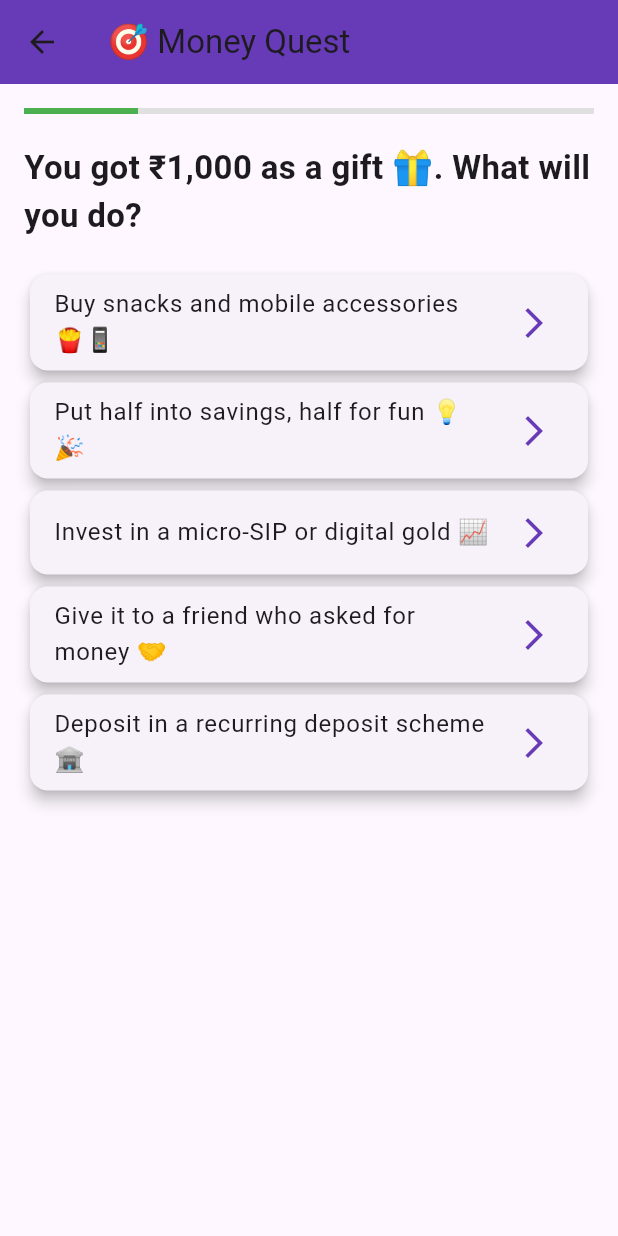
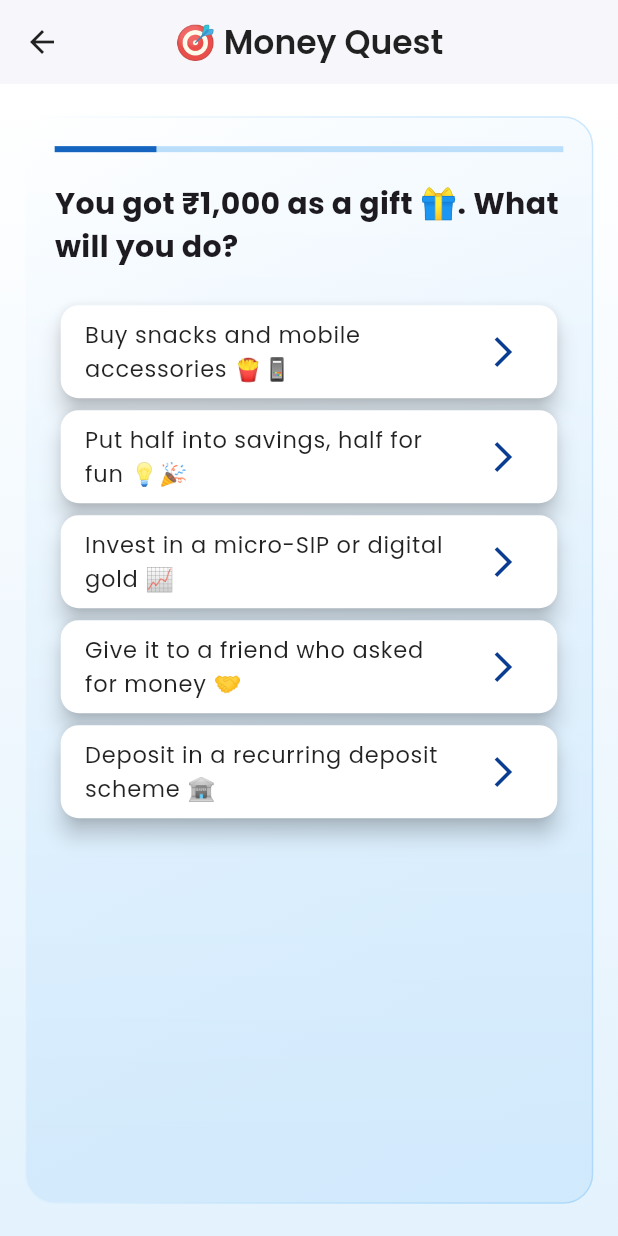
Before and after one commit to rakhi-1112/generic_voice_assistant, a Flutter app: the MoneyQuestGameScreen screen opened directly, on a phone screen of 412 x 824 dp. Run offline on Flutter 3.47's test engine with Material 3 defaults, Android fonts, the phone set to English and light mode, and no system bars; drawn by our look-alikes of glassmorphism; our stand-ins replace audioplayers, firebase_auth, firebase_core, fl_chart, flutter_animate, flutter_markdown and 5 more; missing offline and left inert: flutter_sound, record; accounts and stored records are empty.

Commit message:
css for game

```diff
--- a/frontend_flutter/lib/screens/gamification/money_quest_game_screen.dart
+++ b/frontend_flutter/lib/screens/gamification/money_quest_game_screen.dart
@@ -1,5 +1,7 @@
 import 'package:flutter/material.dart';
+import 'package:google_fonts/google_fonts.dart';
 import 'package:lottie/lottie.dart';
+import 'package:glassmorphism/glassmorphism.dart';
 
 class MoneyQuestGameScreen extends StatefulWidget {
   const MoneyQuestGameScreen({super.key});
@@ -104,30 +106,61 @@ class _MoneyQuestGameScreenState extends State<MoneyQuestGameScreen>
     }
 
     return Center(
+    child: Padding(
+      padding: const EdgeInsets.symmetric(horizontal: 16),
+      child: GlassmorphicContainer(
+        width: MediaQuery.of(context).size.width * 0.9,
+        height: 380,
+        borderRadius: 20,
+        blur: 15,
+        border: 1,
+        linearGradient: LinearGradient(
+          colors: [Colors.white.withOpacity(0.2), Colors.blue.withOpacity(0.1)],
+          begin: Alignment.topLeft,
+          end: Alignment.bottomRight,
+        ),
+        borderGradient: LinearGradient(
+          colors: [Colors.white.withOpacity(0.3), Colors.blue.withOpacity(0.2)],
+        ),
+        child: Center( // 👈 This centers the content vertically AND horizontally inside the container
+          child: Padding(
+            padding: const EdgeInsets.all(24),
             child: Column(
-        mainAxisAlignment: MainAxisAlignment.center,
+              mainAxisSize: MainAxisSize.min,
               children: [
-          Lottie.asset(animationAsset, width: 200, repeat: false),
-          const SizedBox(height: 20),
+                Lottie.asset(animationAsset, width: 160, repeat: false),
+                const SizedBox(height: 16),
                 Text(
                   message,
-            style: const TextStyle(fontSize: 24, fontWeight: FontWeight.bold),
+                  style: GoogleFonts.poppins(
+                    fontSize: 22,
+                    fontWeight: FontWeight.bold,
+                    color: Colors.black87,
+                  ),
                   textAlign: TextAlign.center,
                 ),
                 const SizedBox(height: 10),
-          Text("Your Financial IQ Score: $_score",
-              style: const TextStyle(fontSize: 18)),
+                Text(
+                  "Your Financial IQ Score: $_score",
+                  style: GoogleFonts.poppins(fontSize: 16, color: Colors.black87),
+                ),
                 const SizedBox(height: 20),
                 ElevatedButton.icon(
                   onPressed: _restartGame,
-            icon: const Icon(Icons.restart_alt, color: Colors.white),
+                  icon: const Icon(Icons.restart_alt),
                   label: const Text("Restart"),
                   style: ElevatedButton.styleFrom(
-              backgroundColor: Colors.deepPurple,
-              foregroundColor: Colors.white, // sets text and icon color
+                    backgroundColor: const Color(0xFF0A3D91),
+                    foregroundColor: Colors.white,
+                    padding: const EdgeInsets.symmetric(horizontal: 24, vertical: 12),
+                    shape: RoundedRectangleBorder(borderRadius: BorderRadius.circular(12)),
                   ),
                 ),
               ],
+            ),
+          ),
+        ),
+      ),
     ),
   );
   }
@@ -142,27 +175,27 @@ class _MoneyQuestGameScreenState extends State<MoneyQuestGameScreen>
         children: [
           LinearProgressIndicator(
             value: (_currentScenarioIndex + 1) / _scenarios.length,
-            color: Colors.green,
-            backgroundColor: Colors.grey[300],
+            color: Colors.blue.shade800,
+            backgroundColor: Colors.blue.shade100,
           ),
           const SizedBox(height: 20),
           Text(
             scenario['question'],
-            style: const TextStyle(fontSize: 22, fontWeight: FontWeight.bold),
+            style: GoogleFonts.poppins(fontSize: 20, fontWeight: FontWeight.bold),
           ),
           const SizedBox(height: 20),
           ...scenario['options'].map<Widget>((option) {
-            return AnimatedScale(
-              scale: 1.0,
-              duration: const Duration(milliseconds: 300),
-              child: Card(
-                elevation: 4,
-                shape: RoundedRectangleBorder(borderRadius: BorderRadius.circular(12)),
+            return Card(
+              elevation: 6,
+              color: Colors.white,
+              shape: RoundedRectangleBorder(
+                borderRadius: BorderRadius.circular(12),
+              ),
               child: ListTile(
-                  title: Text(option['text'], style: const TextStyle(fontSize: 16)),
+                title: Text(option['text'],
+                    style: GoogleFonts.poppins(fontSize: 15, color: Colors.black87)),
+                trailing: const Icon(Icons.arrow_forward_ios, color: Color(0xFF0A3D91)),
                 onTap: () => _selectOption(option['score']),
-                  trailing: const Icon(Icons.arrow_forward_ios, color: Colors.deepPurple),
-                ),
               ),
             );
           }).toList(),
@@ -179,22 +212,60 @@ class _MoneyQuestGameScreenState extends State<MoneyQuestGameScreen>
 
   @override
   Widget build(BuildContext context) {
-    bool gameFinished = _currentScenarioIndex >= _scenarios.length;
+    final bool gameFinished = _currentScenarioIndex >= _scenarios.length;
 
     return Scaffold(
+      backgroundColor: Colors.white,
       appBar: AppBar(
-        title: const Text("🎯 Money Quest"),
-        backgroundColor: Colors.deepPurple,
+        title: Text("🎯 Money Quest",
+            style: GoogleFonts.poppins(fontWeight: FontWeight.w600, color: Colors.black87)),
+        backgroundColor: Colors.white,
+        elevation: 1,
+        centerTitle: true,
+        foregroundColor: Colors.black87,
       ),
-      body: AnimatedSwitcher(
+      body: Stack(
+        children: [
+          Positioned.fill(
+            child: Container(
+              decoration: const BoxDecoration(
+                gradient: LinearGradient(
+                  colors: [Colors.white, Color(0xFFE3F2FD)],
+                  begin: Alignment.topCenter,
+                  end: Alignment.bottomCenter,
+                ),
+              ),
+            ),
+          ),
+          Center(
+            child: GlassmorphicContainer(
+              width: MediaQuery.of(context).size.width * 0.92,
+              height: MediaQuery.of(context).size.height * 0.88,
+              borderRadius: 20,
+              blur: 20,
+              border: 1,
+              linearGradient: LinearGradient(
+                colors: [Colors.white.withOpacity(0.2), Colors.blue.withOpacity(0.1)],
+                begin: Alignment.topLeft,
+                end: Alignment.bottomRight,
+              ),
+              borderGradient: LinearGradient(
+                colors: [Colors.white.withOpacity(0.3), Colors.blue.withOpacity(0.2)],
+              ),
+              child: Padding(
+                padding: const EdgeInsets.all(20),
+                child: AnimatedSwitcher(
                   duration: const Duration(milliseconds: 100),
                   transitionBuilder: (child, animation) =>
                       FadeTransition(opacity: animation, child: child),
-        child: Padding(
-          key: ValueKey(_currentScenarioIndex),
-          padding: const EdgeInsets.all(16.0),
-          child: gameFinished ? _buildResult() : _buildQuestion(),
+                  child: gameFinished
+                      ? _buildResult()
+                      : _buildQuestion(),
                 ),
+              ),
+            ),
+          ),
+        ],
       ),
     );
   }
```
Lines whose indentation alone changed are shown as unchanged.
